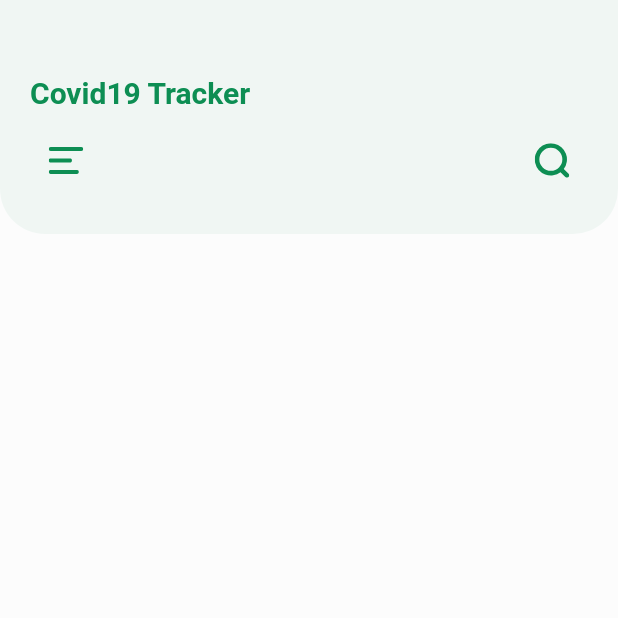
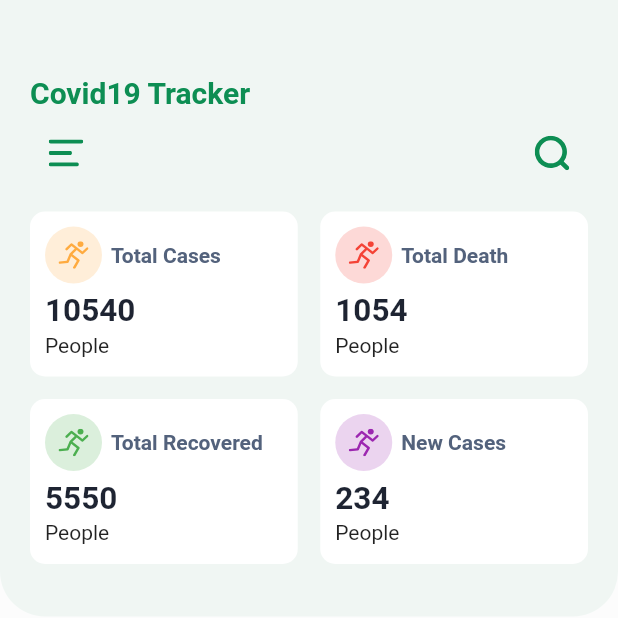
Before and after one commit to Rezuanul-Islam-Fahim/covid19_tracker, a Flutter app: the screen it shows after launch, on a phone screen of 412 x 824 dp, the top half of it. Run offline on Flutter 3.47's test engine with Material 2 defaults, Android fonts, the light colour scheme and no system bars; our stand-ins replace flutter_svg.

Commit message:
Make covid19 update section

```diff
--- a/lib/constant.dart
+++ b/lib/constant.dart
@@ -1,8 +1,13 @@
 import 'package:flutter/material.dart';
 
-const kTextColor = Color(0xFF1E2432);
-const kTextMediumColor = Color(0xFF53627C);
-const kTextLightColor = Color(0xFFACB1C0);
-const kPrimaryColor = Color(0xFF0D8E53);
-const kBackgroundColor = Color(0xFFFCFCFC);
-const kInactiveChartColor = Color(0xFFEAECEF);
+const Color kTextColor = Color(0xFF1E2432);
+const Color kTextMediumColor = Color(0xFF53627C);
+const Color kTextLightColor = Color(0xFFACB1C0);
+const Color kPrimaryColor = Color(0xFF0D8E53);
+const Color kBackgroundColor = Color(0xFFFCFCFC);
+const Color kInactiveChartColor = Color(0xFFEAECEF);
+
+const Color totalCase = Colors.orangeAccent;
+const Color totalDeath = Colors.red;
+const Color totalRecovered = Colors.green;
+const Color newCase = Colors.purple;
--- a/lib/main.dart
+++ b/lib/main.dart
@@ -1,7 +1,7 @@
 import 'package:flutter/material.dart';
 
 import './theme.dart';
-import './screens/homeScreen.dart';
+import './screens/homeScreen/homeScreen.dart';
 
 void main() => runApp(CovidTracker());
 
--- /dev/null
+++ b/lib/screens/homeScreen/components/updateSection.dart
@@ -0,0 +1,93 @@
+import 'package:flutter/material.dart';
+import 'package:flutter_svg/flutter_svg.dart';
+
+class UpdateSection extends StatelessWidget {
+  @override
+  Widget build(BuildContext context) {
+    final List data = [
+      {
+        'color': Colors.orangeAccent,
+        'text': 'Total Cases',
+        'value': 10540,
+      },
+      {
+        'color': Colors.red,
+        'text': 'Total Death',
+        'value': 1054,
+      },
+      {
+        'color': Colors.green,
+        'text': 'Total Recovered',
+        'value': 5550,
+      },
+      {
+        'color': Colors.purple,
+        'text': 'New Cases',
+        'value': 234,
+      },
+    ];
+
+    return Container(
+      height: 260,
+      child: GridView.builder(
+        padding: EdgeInsets.only(top: 15),
+        gridDelegate: SliverGridDelegateWithFixedCrossAxisCount(
+          crossAxisCount: 2,
+          crossAxisSpacing: 15,
+          mainAxisSpacing: 15,
+          mainAxisExtent: 110,
+        ),
+        physics: NeverScrollableScrollPhysics(),
+        itemCount: 4,
+        itemBuilder: (BuildContext context, index) {
+          return Container(
+            padding: EdgeInsets.all(10),
+            decoration: BoxDecoration(
+              color: Colors.white,
+              borderRadius: BorderRadius.circular(10),
+            ),
+            child: Column(
+              crossAxisAlignment: CrossAxisAlignment.start,
+              children: <Widget>[
+                Row(
+                  children: <Widget>[
+                    Container(
+                      width: 38,
+                      height: 38,
+                      padding: EdgeInsets.all(9),
+                      decoration: BoxDecoration(
+                        color: data[index]['color'].withOpacity(0.2),
+                        borderRadius: BorderRadius.circular(30),
+                      ),
+                      child: SvgPicture.asset(
+                        'assets/icons/running.svg',
+                        color: data[index]['color'],
+                      ),
+                    ),
+                    SizedBox(width: 6),
+                    Expanded(
+                      child: Text(
+                        data[index]['text'],
+                        style: Theme.of(context).textTheme.headline4,
+                        overflow: TextOverflow.ellipsis,
+                      ),
+                    ),
+                  ],
+                ),
+                SizedBox(height: 6),
+                Text(
+                  data[index]['value'].toString(),
+                  style: Theme.of(context).textTheme.headline2,
+                ),
+                SizedBox(height: 2),
+                Text(
+                  'People',
+                ),
+              ],
+            ),
+          );
+        },
+      ),
+    );
+  }
+}
--- a/lib/screens/homeScreen.dart
+++ b/lib/screens/homeScreen/homeScreen.dart
@@ -1,8 +1,9 @@
 import 'package:flutter/material.dart';
 import 'package:flutter_svg/flutter_svg.dart';
 
-import '../constant.dart';
-import '../theme.dart';
+import '../../constant.dart';
+import '../../theme.dart';
+import './components/updateSection.dart';
 
 class HomeScreen extends StatefulWidget {
   @override
@@ -29,7 +30,7 @@ class _HomeScreenState extends State<HomeScreen> {
               crossAxisAlignment: CrossAxisAlignment.start,
               children: <Widget>[
                 Text('Covid19 Tracker', style: appBarTitle),
-                SizedBox(height: 10),
+                SizedBox(height: 5),
                 Row(
                   mainAxisAlignment: MainAxisAlignment.spaceBetween,
                   children: <Widget>[
@@ -53,6 +54,7 @@ class _HomeScreenState extends State<HomeScreen> {
                     ),
                   ],
                 ),
+                UpdateSection(),
               ],
             ),
           ),
--- a/lib/theme.dart
+++ b/lib/theme.dart
@@ -4,6 +4,18 @@ import './constant.dart';
 
 ThemeData get appTheme => ThemeData(
       scaffoldBackgroundColor: kBackgroundColor,
+      textTheme: ThemeData.light().textTheme.copyWith(
+            headline2: TextStyle(
+              color: kTextColor,
+              fontSize: 21,
+              fontWeight: FontWeight.w700,
+            ),
+            headline4: TextStyle(
+              color: kTextMediumColor,
+              fontSize: 14,
+              fontWeight: FontWeight.w600,
+            ),
+          ),
     );
 
 TextStyle get appBarTitle => TextStyle(
```
